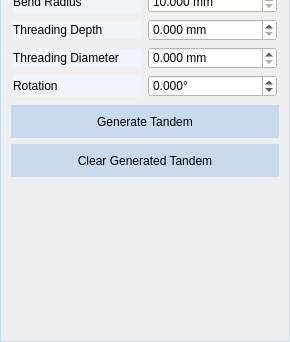
First picture: the form in src/windows/ui/tandem_view.ui, repository brachify/brachify, before the edit; both pictures show x 0 to 290 and y 160 to 502 of the 290 by 502 pixel window.
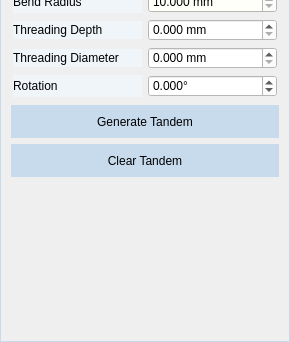
Second picture: the form after the edit.

Commit message: Update User Manual. Update button text for Clear Tandem buttons.

```diff
--- a/src/windows/ui/tandem_view.ui
+++ b/src/windows/ui/tandem_view.ui
@@ -676,7 +676,7 @@
 }</string>
          </property>
          <property name="text">
-          <string>Clear Generated Tandem</string>
+          <string>Clear Tandem</string>
          </property>
         </widget>
        </item>
```
Left out of the diff: 2 changed lines with no effect on the pictures. The commit also changes 2 other files.
